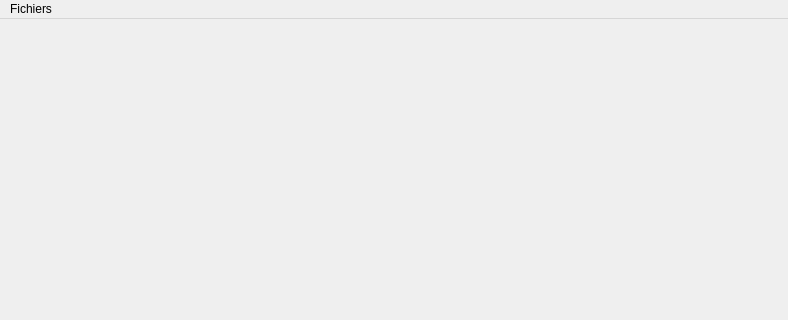
Before: the Qt Designer form interface.ui in QuentinVintras/ANT_Project, drawn with Qt 5; both pictures show x 0 to 788 and y 0 to 320 of the 788 by 621 pixel window.
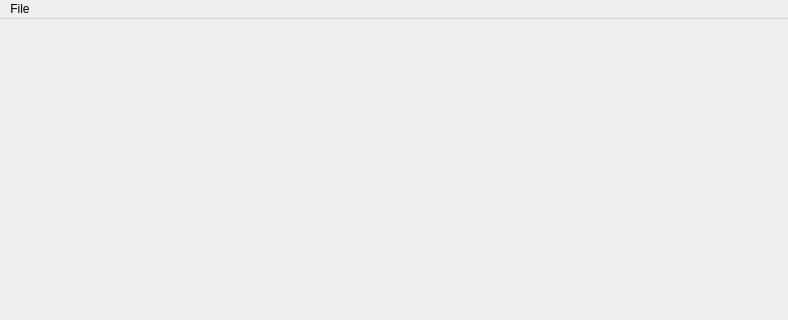
After: the same form once the commit is applied.

The edit to the form file:
```diff
--- a/interface.ui
+++ b/interface.ui
@@ -245,7 +245,7 @@
    </property>
    <widget class="QMenu" name="menuFichiers">
     <property name="title">
-     <string>Fichiers</string>
+     <string>File</string>
     </property>
     <addaction name="actionQuitter"/>
    </widget>
```
Left out of the diff: 2 changed lines with no effect on the pictures.
